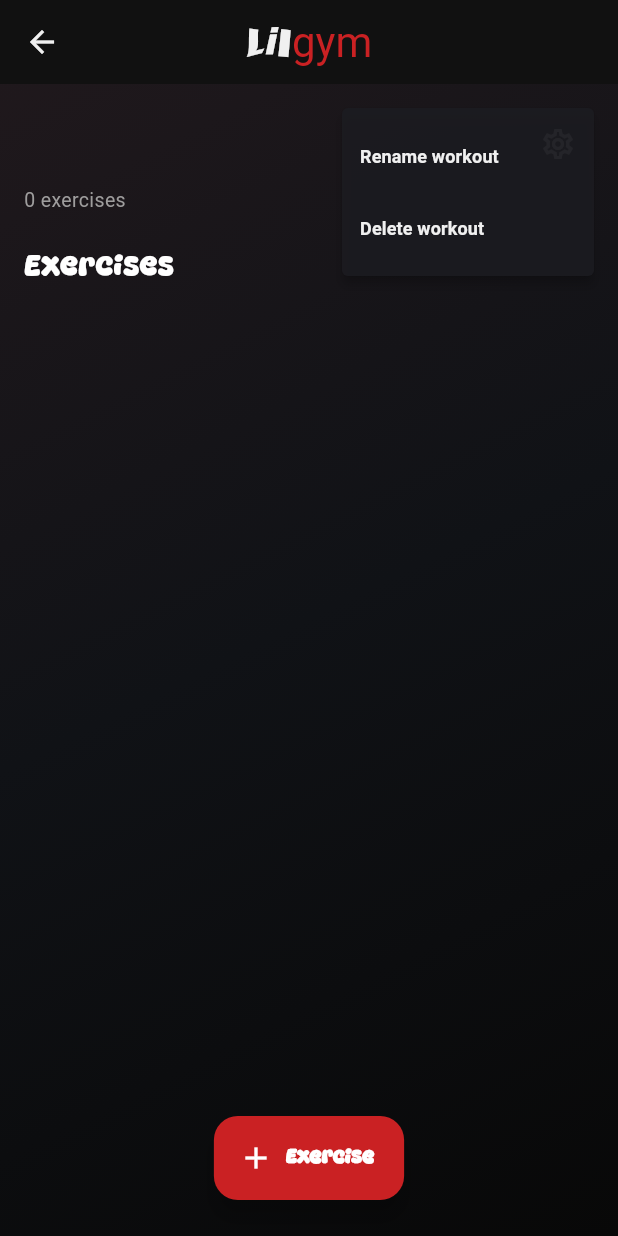
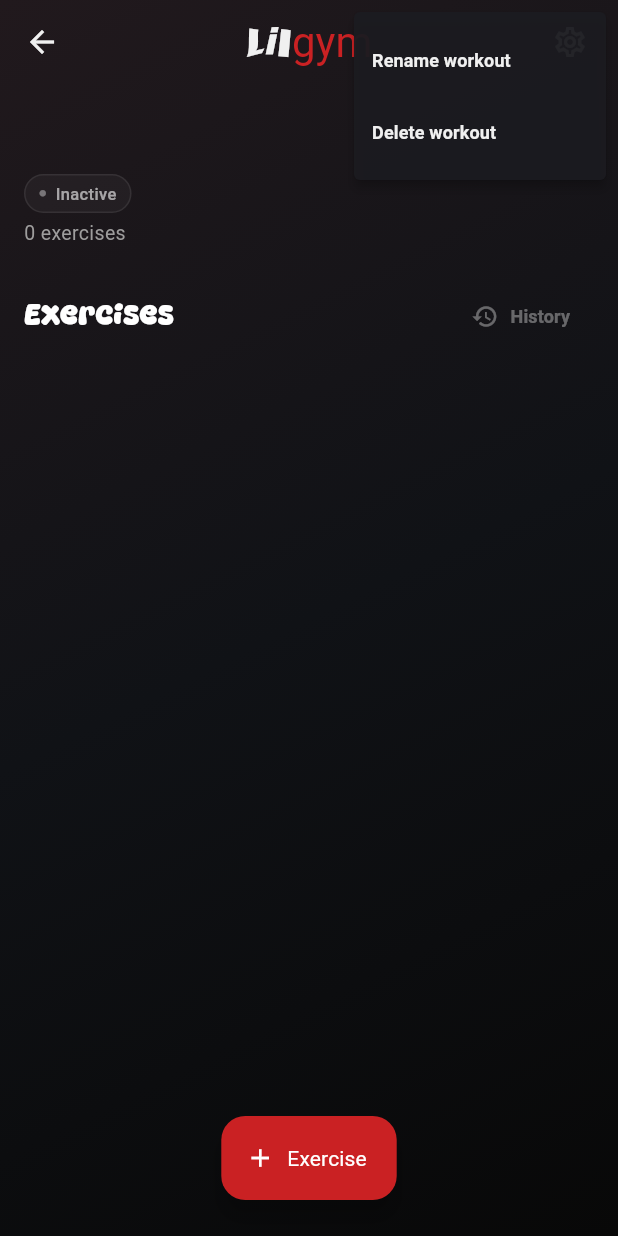
Before and after one commit to ericfr1tzenvalle/gym-tracker-app, a Flutter app: the WorkoutDetails screen opened directly with empty values, after a tap on the "settings" icon, on a phone screen of 412 x 824 dp. Run offline on Flutter 3.47's test engine with Material 3 defaults, Android fonts, the phone set to English and light mode, and no system bars; Roboto replaces fonts that are missing (Montserrant, Montserrat).

Commit message:
feat: show workout status and guard detail actions #4
Refs #6, #25, #26, #28

```diff
--- a/lib/pages/workout_details.dart
+++ b/lib/pages/workout_details.dart
@@ -3,6 +3,7 @@ import 'package:gym_tracker_app/widgets/app_logo.dart';
 import 'package:gym_tracker_app/widgets/create_workout_dialog.dart';
 import '../controllers/workout_controller.dart';
 import '../models/workouts.dart';
+import '../widgets/glass_surface.dart';
 
 class WorkoutDetails extends StatefulWidget {
   final Workout workout;
@@ -18,6 +19,56 @@ class WorkoutDetails extends StatefulWidget {
 }
 
 class _WorkoutDetailsState extends State<WorkoutDetails> {
+  void _showActiveNotice() {
+    ScaffoldMessenger.of(context)
+      ..hideCurrentSnackBar()
+      ..showSnackBar(
+        const SnackBar(
+          behavior: SnackBarBehavior.floating,
+          content: Text(
+            'Finish or cancel the active session before editing this workout.',
+          ),
+        ),
+      );
+  }
+
+  Widget _buildOptions(Workout workout, bool canModify) {
+    if (!canModify) {
+      return IconButton(
+        tooltip: 'Workout options',
+        onPressed: _showActiveNotice,
+        icon: const Icon(Icons.settings_outlined, color: Colors.white38),
+      );
+    }
+    return PopupMenuButton<String>(
+      tooltip: 'Workout options',
+      icon: const Icon(Icons.settings_outlined),
+      onSelected: (value) {
+        if (!widget.controller.canModifyWorkout(workout.id)) {
+          _showActiveNotice();
+          return;
+        }
+        if (value == 'rename') _renameWorkout(workout);
+        if (value == 'delete') {
+          final deleted = widget.controller.deleteWorkout(workout.id);
+          if (deleted) {
+            Navigator.of(context).pop();
+          } else {
+            ScaffoldMessenger.of(context).showSnackBar(
+              const SnackBar(
+                content: Text('Could not delete the workout. Try again.'),
+              ),
+            );
+          }
+        }
+      },
+      itemBuilder: (context) => const [
+        PopupMenuItem(value: 'rename', child: Text('Rename workout')),
+        PopupMenuItem(value: 'delete', child: Text('Delete workout')),
+      ],
+    );
+  }
+
   Future<void> _renameWorkout(Workout workout) async {
     final updated = await showDialog<bool>(
       context: context,
@@ -46,33 +97,45 @@ class _WorkoutDetailsState extends State<WorkoutDetails> {
   Widget build(BuildContext context) {
     final workout =
         widget.controller.getWorkoutById(widget.workout.id) ?? widget.workout;
+    final canModify = widget.controller.canModifyWorkout(workout.id);
     return Scaffold(
-      appBar: AppBar(title: const AppLogo(), centerTitle: true),
+      extendBodyBehindAppBar: true,
+      appBar: GlassAppBar(
+        title: const AppLogo(),
+        actions: [_buildOptions(workout, canModify), const SizedBox(width: 8)],
+      ),
       floatingActionButtonLocation: FloatingActionButtonLocation.centerFloat,
       floatingActionButton: SafeArea(
         child: Padding(
           padding: const EdgeInsets.only(bottom: 8),
           child: FloatingActionButton.extended(
-            onPressed: () {},
-            backgroundColor: const Color(0xFFCA2123),
-            foregroundColor: Colors.white,
-            icon: const Icon(Icons.add),
+            onPressed: canModify ? () {} : _showActiveNotice,
+            backgroundColor: canModify
+                ? const Color(0xFFCA2123)
+                : Theme.of(context).disabledColor.withValues(alpha: 0.12),
+            foregroundColor: canModify
+                ? Colors.white
+                : Theme.of(context).disabledColor,
+            icon: const Icon(Icons.add, size: 20),
             label: const Text(
               'Exercise',
-              style: TextStyle(fontFamily: 'MatchaMint', fontSize: 12),
+              style: TextStyle(
+                fontFamily: 'Montserrant',
+                fontSize: 14,
+                fontWeight: FontWeight.normal,
               ),
             ),
           ),
         ),
-      body: Padding(
+      ),
+      body: GlassBackground(
+        child: SafeArea(
+          child: Padding(
             padding: const EdgeInsets.all(16),
             child: Column(
               crossAxisAlignment: CrossAxisAlignment.start,
               children: [
-            Row(
-              children: [
-                Expanded(
-                  child: Text(
+                Text(
                   workout.name,
                   style: const TextStyle(
                     fontFamily: 'MatchaMint',
@@ -80,40 +143,62 @@ class _WorkoutDetailsState extends State<WorkoutDetails> {
                     color: Colors.white,
                   ),
                 ),
+                const SizedBox(height: 4),
+                Container(
+                  padding: const EdgeInsets.symmetric(
+                    horizontal: 9,
+                    vertical: 4,
                   ),
-                PopupMenuButton<String>(
-                  tooltip: 'Workout options',
-                  icon: const Icon(Icons.settings_outlined),
-                  onSelected: (value) {
-                    if (value == 'rename') {
-                      _renameWorkout(workout);
-                    }
-                  },
-                  itemBuilder: (context) {
-                    return const [
-                      PopupMenuItem(
-                        value: 'rename',
-                        child: Text('Rename workout'),
+                  decoration: BoxDecoration(
+                    color: Colors.white.withValues(alpha: 0.035),
+                    borderRadius: BorderRadius.circular(20),
+                    border: Border.all(
+                      color: Colors.white.withValues(alpha: 0.08),
                     ),
-                      PopupMenuItem(
-                        value: 'delete',
-                        child: Text('Delete workout'),
                   ),
-                    ];
-                  },
+                  child: Row(
+                    mainAxisSize: MainAxisSize.min,
+                    children: [
+                      Icon(
+                        Icons.circle,
+                        size: 5,
+                        color: canModify
+                            ? Colors.white38
+                            : const Color(0xFFB88787),
+                      ),
+                      const SizedBox(width: 6),
+                      Text(
+                        canModify ? 'Inactive' : 'Active',
+                        style: const TextStyle(
+                          fontSize: 11,
+                          color: Colors.white60,
+                          fontWeight: FontWeight.w500,
+                        ),
                       ),
                     ],
+                  ),
                 ),
                 const SizedBox(height: 4),
                 Text("${workout.exercises.length} exercises"),
                 const SizedBox(height: 22),
-            Text(
-              "Exercises",
+                Row(
+                  children: [
+                    const Expanded(
+                      child: Text(
+                        'Exercises',
                         style: TextStyle(
                           fontFamily: 'MatchaMint',
                           fontSize: 18,
                           color: Colors.white,
                         ),
+                      ),
+                    ),
+                    TextButton.icon(
+                      onPressed: null,
+                      icon: const Icon(Icons.history, size: 18),
+                      label: const Text('History'),
+                    ),
+                  ],
                 ),
                 const SizedBox(height: 16),
                 Expanded(
@@ -122,8 +207,9 @@ class _WorkoutDetailsState extends State<WorkoutDetails> {
                     itemCount: workout.exercises.length,
                     itemBuilder: (context, index) {
                       final exercises = workout.exercises[index];
-                  return Card(
-                    margin: const EdgeInsets.only(bottom: 12),
+                      return Padding(
+                        padding: const EdgeInsets.only(bottom: 12),
+                        child: GlassSurface(
                           child: ListTile(
                             contentPadding: const EdgeInsets.symmetric(
                               horizontal: 16,
@@ -139,16 +225,23 @@ class _WorkoutDetailsState extends State<WorkoutDetails> {
                             subtitle: Text(
                               '${exercises.plannedSets} sets - ${exercises.plannedRepetitions} reps',
                             ),
-                      trailing: IconButton(
+                            trailing: !canModify
+                                ? null
+                                : IconButton(
                                     onPressed: () {
-                          widget.controller.removeExerciseFromWorkout(
+                                      widget.controller
+                                          .removeExerciseFromWorkout(
                                             workout.id,
                                             exercises.exercise.id,
                                           );
                                       setState(() {});
                                     },
                                     tooltip: 'Remove exercise',
-                        icon: const Icon(Icons.delete_outline),
+                                    icon: const Icon(
+                                      Icons.delete_outline,
+                                      color: Colors.red,
+                                    ),
+                                  ),
                           ),
                         ),
                       );
@@ -158,6 +251,8 @@ class _WorkoutDetailsState extends State<WorkoutDetails> {
               ],
             ),
           ),
+        ),
+      ),
     );
   }
 }
```
Lines whose indentation alone changed are shown as unchanged.
